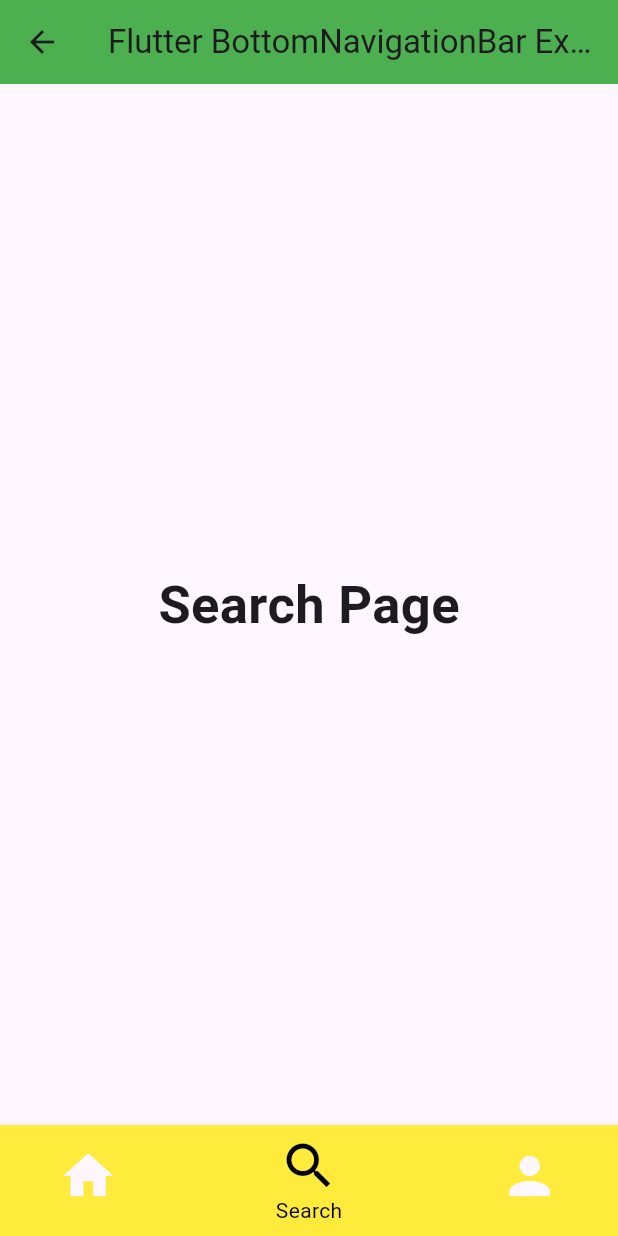
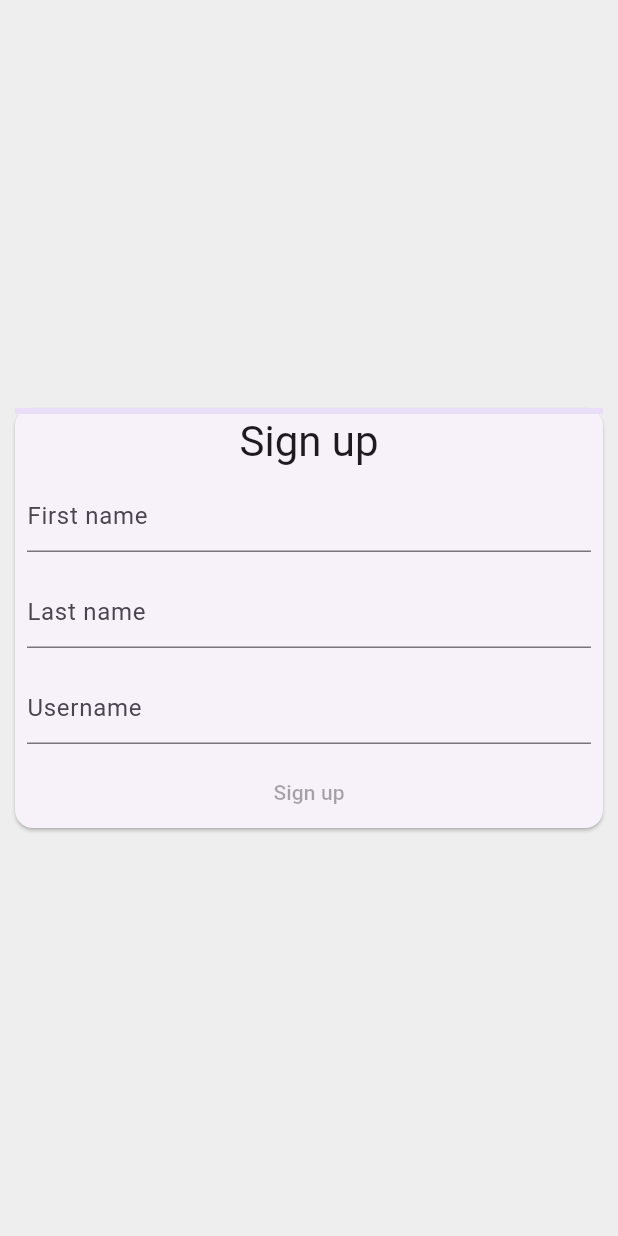
Before and after one commit to gautam10sepnew/test, a Flutter app: the MyNavigationBar screen opened directly, item 2 of the bottom bar chosen, on a phone screen of 412 x 824 dp. Run offline on Flutter 3.47's test engine with Material 3 defaults, Android fonts, the phone set to English and light mode, and no system bars; our stand-ins replace font_awesome_flutter.

Commit message:
updated code

```diff
--- a/lib/bottom_tab_bar.dart
+++ b/lib/bottom_tab_bar.dart
@@ -1,6 +1,7 @@
 library social_signin_buttons;
 
 import 'package:flutter/material.dart';
+import 'package:social_signin_buttons/signup.dart';
 
 class MyNavigationBar extends StatefulWidget {
   MyNavigationBar ({Key? key}) : super(key: key);
@@ -18,6 +19,12 @@ class _MyNavigationBarState extends State<MyNavigationBar > {
   ];
 
   void _onItemTapped(int index) {
+    if (index==1){
+      Navigator.push(
+        context,
+        MaterialPageRoute(builder: (context) => const SignUpApp()),
+      );
+    }
     setState(() {
       _selectedIndex = index;
     });
--- /dev/null
+++ b/lib/signup.dart
@@ -0,0 +1,98 @@
+import 'package:flutter/material.dart';
+
+class SignUpApp extends StatelessWidget {
+  const SignUpApp({super.key});
+
+  @override
+  Widget build(BuildContext context) {
+    return MaterialApp(
+      routes: {
+        '/': (context) => const SignUpScreen(),
+      },
+    );
+  }
+}
+
+class SignUpScreen extends StatelessWidget {
+  const SignUpScreen({super.key});
+
+  @override
+  Widget build(BuildContext context) {
+    return Scaffold(
+      backgroundColor: Colors.grey[200],
+      body: const Center(
+        child: SizedBox(
+          width: 400,
+          child: Card(
+            child: SignUpForm(),
+          ),
+        ),
+      ),
+    );
+  }
+}
+
+class SignUpForm extends StatefulWidget {
+  const SignUpForm({super.key});
+
+  @override
+  State<SignUpForm> createState() => _SignUpFormState();
+}
+
+class _SignUpFormState extends State<SignUpForm> {
+  final _firstNameTextController = TextEditingController();
+  final _lastNameTextController = TextEditingController();
+  final _usernameTextController = TextEditingController();
+
+  double _formProgress = 0;
+
+  @override
+  Widget build(BuildContext context) {
+    return Form(
+      child: Column(
+        mainAxisSize: MainAxisSize.min,
+        children: [
+          LinearProgressIndicator(value: _formProgress),
+          Text('Sign up', style: Theme.of(context).textTheme.headlineMedium),
+          Padding(
+            padding: const EdgeInsets.all(8),
+            child: TextFormField(
+              controller: _firstNameTextController,
+              decoration: const InputDecoration(hintText: 'First name'),
+            ),
+          ),
+          Padding(
+            padding: const EdgeInsets.all(8),
+            child: TextFormField(
+              controller: _lastNameTextController,
+              decoration: const InputDecoration(hintText: 'Last name'),
+            ),
+          ),
+          Padding(
+            padding: const EdgeInsets.all(8),
+            child: TextFormField(
+              controller: _usernameTextController,
+              decoration: const InputDecoration(hintText: 'Username'),
+            ),
+          ),
+          TextButton(
+            style: ButtonStyle(
+              foregroundColor: MaterialStateProperty.resolveWith((states) {
+                return states.contains(MaterialState.disabled)
+                    ? null
+                    : Colors.white;
+              }),
+              backgroundColor: MaterialStateProperty.resolveWith((states) {
+                return states.contains(MaterialState.disabled)
+                    ? null
+                    : Colors.blue;
+              }),
+            ),
+            onPressed: null,
+            child: const Text('Sign up'),
+          ),
+        ],
+      ),
+    );
+  }
+}
```
